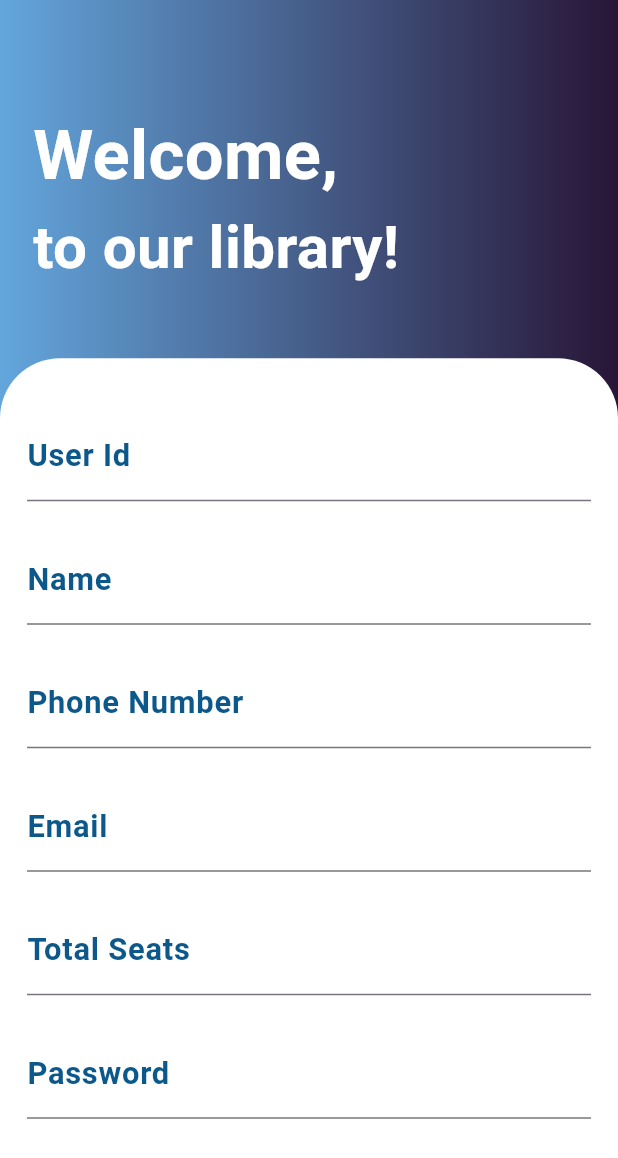
After one commit to SUMITKRROY/my-library, a Flutter app: the screen it shows after launch, after a tap on "Create", on a phone screen of 412 x 824 dp. The commit adds this screen. Shown: the top 1158 px of the screen. Run offline on Flutter 3.47's test engine with Material 3 defaults, Android fonts, the phone set to English and light mode, and no system bars; our stand-ins replace flutter_screenutil, sqflite; accounts and stored records are empty.

Commit message:
RESITER PAGE CREATE

```diff
--- a/lib/database/table/user_profile.dart
+++ b/lib/database/table/user_profile.dart
@@ -6,17 +6,20 @@ class ProfileTable {
   static const String PROFILE_TABLE = "PROFILE_TABLE";
   static const String name = "Name";
   static const String phone = "Phone";
+  static const String email = "Email";
+  static const String password = "Password";
+  static const String userId = "UserId";
+  static const String totalSeats = "TOTAL_SEATS";
   static const String profileImage = "ProfileImage";
-  static const String employeeId = "EmployeeId";
-  static const String totalSeats = "TOTAL_SEATS";
 
   static const String CREATE = '''
     CREATE TABLE IF NOT EXISTS $PROFILE_TABLE (
-      $employeeId TEXT PRIMARY KEY,
+      $userId TEXT PRIMARY KEY,
+      $name TEXT DEFAULT '',
       $phone TEXT DEFAULT '',
-      $profileImage TEXT DEFAULT '',
-      $name TEXT DEFAULT '',
-      $totalSeats INTEGER DEFAULT 0
+
+      $totalSeats INTEGER DEFAULT 0,
+      $profileImage TEXT DEFAULT ''
     )
   ''';
 
--- a/lib/route/pageroute.dart
+++ b/lib/route/pageroute.dart
@@ -6,5 +6,6 @@ class RoutePath {
   static const String homeScreen = "/homeScreen";
   static const String memberScreen = "/memberScreen";
   static const String bookSeats = "/bookSeats";
+  static const String register = "/register";
 
 }
--- a/lib/route/route_generater.dart
+++ b/lib/route/route_generater.dart
@@ -6,6 +6,7 @@ import 'package:mylibrary/view/member.dart';
 import 'package:mylibrary/view/verifyOtp.dart';
 
 import '../splash.dart';
+import '../view/register_screen.dart';
 import '../view/seat_Allotment.dart';
 
 class MyRoutes {
@@ -52,11 +53,11 @@ class MyRoutes {
           builder: (_) => BookSeats(totalSeats: '11',),
         );
     //
-    // /// AboutUs Screen
-    //   case RoutePath.aboutUs:
-    //     return MaterialPageRoute(
-    //       builder: (_) => AboutUsScreen(),
-    //     );
+    /// AboutUs Screen
+      case RoutePath.register:
+        return MaterialPageRoute(
+          builder: (_) => RegisterScreen(),
+        );
     //
     // /// Terms Screen
     //   case RoutePath.termsAndConditions:
--- a/lib/utils/utils.dart
+++ b/lib/utils/utils.dart
@@ -85,20 +85,21 @@ class Utils {
   }
 
 
-  //validator
-  static Function employeeIdValidator() {
+  // Validator for User ID in the format "NAME04"
+  static Function userIdValidator() {
     return (String? value) {
-      RegExp regex = RegExp(r'^[A-Z]\d{7}$');
+      RegExp regex = RegExp(r'^[A-Z]{4}\d{2}$');
       if (value == null || value.isEmpty) {
-        return "Employee ID is required";
+        return "User ID is required";
       } else if (!value.startsWith(RegExp(r'[A-Z]'))) {
-        return "Employee ID must start with an alphabet";
+        return "User ID must start with an alphabet";
       } else if (!regex.hasMatch(value)) {
-        return "Put 7 digits (e.g., E0000000)";
+        return "User ID must be in the format NAME04 (e.g., ABCD01)";
       }
       return null;
     };
   }
+
 
   static Function passwordValidator() {
     return (String? value) {
@@ -139,7 +140,7 @@ class Utils {
       if (value == null || value.isEmpty) {
         return "Phone number is required";
       } else if (!regex.hasMatch(value)) {
-        return "Invalid phone number format";
+        return "phone number must be 10 digit";
       }
 
       return null;
--- a/lib/view/home_screen.dart
+++ b/lib/view/home_screen.dart
@@ -55,7 +55,6 @@ class _HomeScreenState extends State<HomeScreen> {
   void initState() {
     super.initState();
     _pageController = PageController();
-    appTableSet();
     _startTimer();
   }
 
@@ -66,15 +65,7 @@ class _HomeScreenState extends State<HomeScreen> {
     super.dispose();
   }
 
-  void appTableSet() async{
-    try{
-      appDetailSet[ProfileTable.totalSeats] = 55; // Only one seat is selected
-      await ProfileTable().insert(appDetailSet);
-    }catch(e){
-      print("error $e");
-    }
 
-  }
 
   void _startTimer() {
     _timer = Timer.periodic(Duration(seconds: 2), (Timer timer) {
--- a/lib/view/login_screen.dart
+++ b/lib/view/login_screen.dart
@@ -1,5 +1,6 @@
 import 'package:flutter/material.dart';
 import 'package:flutter_screenutil/flutter_screenutil.dart';
+import 'package:mylibrary/component/myText.dart';
 import 'package:mylibrary/component/myTextForm.dart';
 import 'package:mylibrary/route/pageroute.dart';
 import 'package:mylibrary/utils/utils.dart';
@@ -76,17 +77,18 @@ class _LoginScreenState extends State<LoginScreen> {
                         onChanged: (value) {
                           print('Text changed: $value');
                         },
-                 keyboardType: TextInputType.emailAddress,
+                        keyboardType: TextInputType.emailAddress,
                         controller: _name,
                         validator: false,
                         //validatorLabel: 'Email',
                         validatorFunc: Utils.emailValidator(),
                       ),
-                        SizedBox(
+                      SizedBox(
                         height: 20.sp,
                       ),
                       MyTextForm(
-                        keyboardType: TextInputType.text,textInputAction: TextInputAction.done,
+                        keyboardType: TextInputType.text,
+                        textInputAction: TextInputAction.done,
                         label: 'Password',
                         onChanged: (value) {
                           print('Text changed: $value');
@@ -96,7 +98,7 @@ class _LoginScreenState extends State<LoginScreen> {
                         validatorFunc: Utils.passwordValidator(),
                         validatorLabel: 'Password',
                       ),
-                        SizedBox(
+                      SizedBox(
                         height: 20.sp,
                       ),
                       GestureDetector(
@@ -132,6 +134,25 @@ class _LoginScreenState extends State<LoginScreen> {
                           ),
                         ),
                       ),
+                      SizedBox(
+                        height: 20.sp,
+                      ),
+                      Padding(
+                        padding: EdgeInsets.symmetric(vertical: 10.h),
+                        child: Row(
+                          mainAxisAlignment: MainAxisAlignment.end,
+                          children: [
+                            GestureDetector(
+                        onTap: (){
+                          Navigator.pushReplacementNamed(context, RoutePath.register);
+                        },
+                              child: MyText(label: "Create",fontColor:  Color(0xff63A6DC), fontSize: 22.sp,),
+                            ),
+                            SizedBox(width: 04.w,),
+                            MyText(label: "New Account ?",fontColor:  Colors.black, fontSize: 18.sp,),
+                          ],
+                        ),
+                      )
                     ],
                   ),
                 ),
--- /dev/null
+++ b/lib/view/register_screen.dart
@@ -0,0 +1,252 @@
+import 'package:flutter/material.dart';
+import 'package:flutter/services.dart';
+import 'package:flutter_screenutil/flutter_screenutil.dart';
+import 'package:mylibrary/component/myText.dart';
+import 'package:mylibrary/component/myTextForm.dart';
+import 'package:mylibrary/route/pageroute.dart';
+import 'package:mylibrary/utils/utils.dart';
+
+import '../database/table/user_profile.dart';
+
+class RegisterScreen extends StatefulWidget {
+  const RegisterScreen({Key? key}) : super(key: key);
+
+  @override
+  State<RegisterScreen> createState() => _RegisterScreenState();
+}
+
+class _RegisterScreenState extends State<RegisterScreen> {
+  final _formKey = GlobalKey<FormState>();
+  TextEditingController _name = TextEditingController();
+  TextEditingController _userId = TextEditingController();
+  TextEditingController _phone = TextEditingController();
+  TextEditingController _email = TextEditingController();
+  TextEditingController _totalSeats = TextEditingController();
+  TextEditingController _password = TextEditingController();
+  TextEditingController _confirmPassword = TextEditingController();
+  Map<String, dynamic> appDetailSet = {};
+
+
+
+  @override
+  Widget build(BuildContext context) {
+    return Scaffold(
+        body: Stack(
+          children: [
+            Container(
+              height: double.infinity,
+              width: double.infinity,
+              decoration: const BoxDecoration(
+                gradient: LinearGradient(colors: [
+                  Color(0xff63A6DC),
+                  Color(0xff281537),
+                ]),
+              ),
+              child: Padding(
+                padding: EdgeInsets.only(top: 60.h, left: 22, bottom: 40.h),
+                child: Column(
+                  crossAxisAlignment: CrossAxisAlignment.start,
+                  children: [
+                    Text(
+                      'Welcome,',
+                      style: TextStyle(
+                          fontSize: 40.sp,
+                          color: Colors.white,
+                          fontWeight: FontWeight.bold),
+                    ),
+                    Text(
+                      'to our library!',
+                      style: TextStyle(
+                          fontSize: 35.sp,
+                          color: Colors.white,
+                          fontWeight: FontWeight.bold),
+                    ),
+                  ],
+                ),
+              ),
+            ),
+            Padding(
+              padding: EdgeInsets.only(top: 200.h),
+              child: Container(
+                decoration: const BoxDecoration(
+                  borderRadius: BorderRadius.only(
+                      topLeft: Radius.circular(40), topRight: Radius.circular(40)),
+                  color: Colors.white,
+                ),
+                height: double.infinity,
+                width: double.infinity,
+                child: Padding(
+                  padding: EdgeInsets.symmetric(horizontal: 18, vertical: 30.h),
+                  child: SingleChildScrollView(
+                    child: Form(
+                      key: _formKey,
+                      child: Column(
+                        mainAxisAlignment: MainAxisAlignment.center,
+                        children: [
+                          MyTextForm(
+                            label: 'User Id',
+                            controller: _userId,
+                            inputFormatters: [
+                              LengthLimitingTextInputFormatter(06),
+                            ],
+                            keyboardType: TextInputType.text,
+                            validator: true,
+                            validatorFunc: Utils.userIdValidator(),
+                            onChanged: (String ) {  },
+                          ),
+                          SizedBox(
+                            height: 20.sp,
+                          ),
+                          MyTextForm(
+                            label: 'Name',
+                            controller: _name,
+                            keyboardType: TextInputType.text,
+                            validator: true,
+                        validatorLabel: "name",
+                            onChanged: (String ) {  },
+                          ),
+                          SizedBox(
+                            height: 20.sp,
+                          ),
+                          MyTextForm(
+                            label: 'Phone Number',
+                            controller: _phone,
+                            inputFormatters: [
+                              LengthLimitingTextInputFormatter(10),
+                            ],
+                            keyboardType: TextInputType.phone,
+                            validator: true,
+                            validatorFunc: Utils.phoneValidator(),
+                            onChanged: (String ) {  },
+                          ),
+                          SizedBox(
+                            height: 20.sp,
+                          ),
+                          MyTextForm(
+                            label: 'Email',
+                            controller: _email,
+                            keyboardType: TextInputType.emailAddress,
+                            validator: true,
+                            validatorFunc: Utils.emailValidator(),
+                            onChanged: (String ) {  },
+                          ),
+                          SizedBox(
+                            height: 20.sp,
+                          ),
+                          MyTextForm(
+                            label: 'Total Seats',
+                            controller: _totalSeats,
+                            inputFormatters: [
+                              LengthLimitingTextInputFormatter(3),
+                            ],
+                            keyboardType: TextInputType.number,
+                            validator: true,
+                            validatorLabel: "total seats",
+                            onChanged: (String ) {  },
+                          ),
+                          SizedBox(
+                            height: 20.sp,
+                          ),
+                          MyTextForm(
+                            label: 'Password',
+                            controller: _password,
+                            keyboardType: TextInputType.text,
+                            textInputAction: TextInputAction.done,
+                            validator: true,
+                            validatorFunc: Utils.passwordValidator(), onChanged: (String ) {  },
+                          ),
+                          SizedBox(
+                            height: 20.sp,
+                          ),
+                          MyTextForm(
+                            label: 'Confirm Password',
+                            controller: _confirmPassword,
+                            keyboardType: TextInputType.text,
+                            textInputAction: TextInputAction.done,
+                            onChanged: (String ) {  },
+                            validator: true,
+                            validatorFunc: (value) {
+                              if (value != _password.text) {
+                                return 'Passwords do not match';
+                              }
+                              return null;
+                            },
+                          ),
+                          SizedBox(
+                            height: 20.sp,
+                          ),
+                          GestureDetector(
+                            onTap: () async {
+                              if (_formKey.currentState!.validate()) {
+                                  appTableSet();
+                                Navigator.pushNamed(context, RoutePath.homeScreen);
+                                ScaffoldMessenger.of(context).showSnackBar(
+                                  const SnackBar(content: Text('Processing Data')),
+                                );
+                              }
+                            },
+                            child: Container(
+                              height: 55,
+                              width: 300,
+                              decoration: BoxDecoration(
+                                borderRadius: BorderRadius.circular(30),
+                                gradient: const LinearGradient(colors: [
+                                  Color(0xff63A6DC),
+                                  Color(0xff281537),
+                                ]),
+                              ),
+                              child: const Center(
+                                child: Text(
+                                  'Register',
+                                  style: TextStyle(
+                                      fontWeight: FontWeight.bold,
+                                      fontSize: 20,
+                                      color: Colors.white),
+                                ),
+                              ),
+                            ),
+                          ),
+                          SizedBox(
+                            height: 20.sp,
+                          ),
+                          Padding(
+                            padding: EdgeInsets.symmetric(vertical: 10.h),
+                            child: Row(
+                              mainAxisAlignment: MainAxisAlignment.end,
+                              children: [
+                                GestureDetector(
+                                  onTap: (){
+                                    Navigator.pushReplacementNamed(context, RoutePath.login);
+                                  },
+                                  child: MyText(label: "Already have an account?",fontColor:  Color(0xff63A6DC), fontSize: 22.sp,),
+                                ),
+                              ],
+                            ),
+                          )
+                        ],
+                      ),
+                    ),
+                  ),
+                ),
+              ),
+            ),
+          ],
+        ));
+  }
+
+  void appTableSet() async{
+    try{
+      appDetailSet[ProfileTable.userId] = _userId.text;
+      appDetailSet[ProfileTable.name] = _name.text;
+      appDetailSet[ProfileTable.phone] = _phone.text;
+      appDetailSet[ProfileTable.email] = _email.text;
+      appDetailSet[ProfileTable.totalSeats] = _totalSeats.toString();
+      appDetailSet[ProfileTable.password] = _password;
+
+      await ProfileTable().insert(appDetailSet);
+    }catch(e){
+      print("error $e");
+    }
+
+  }
+}
```
